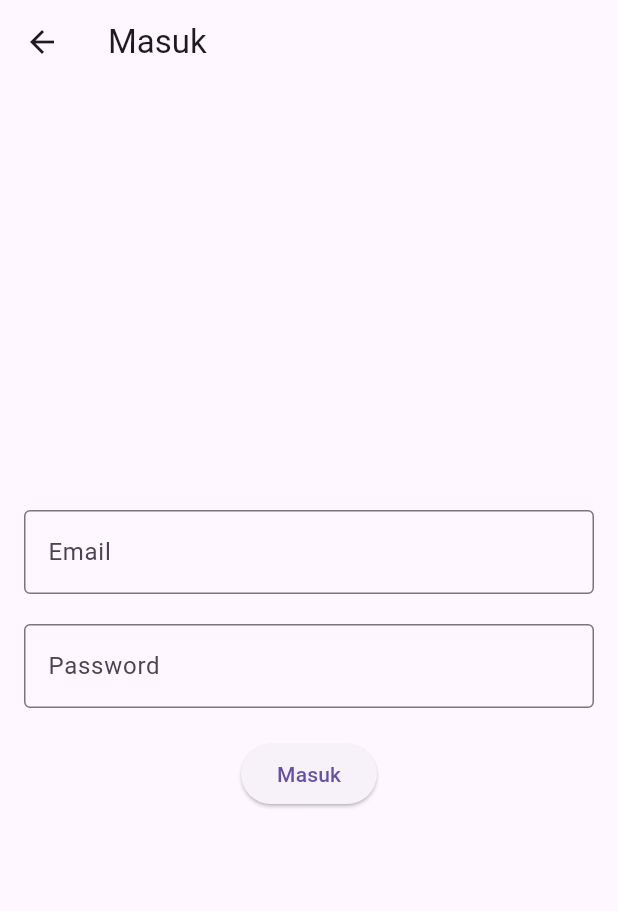
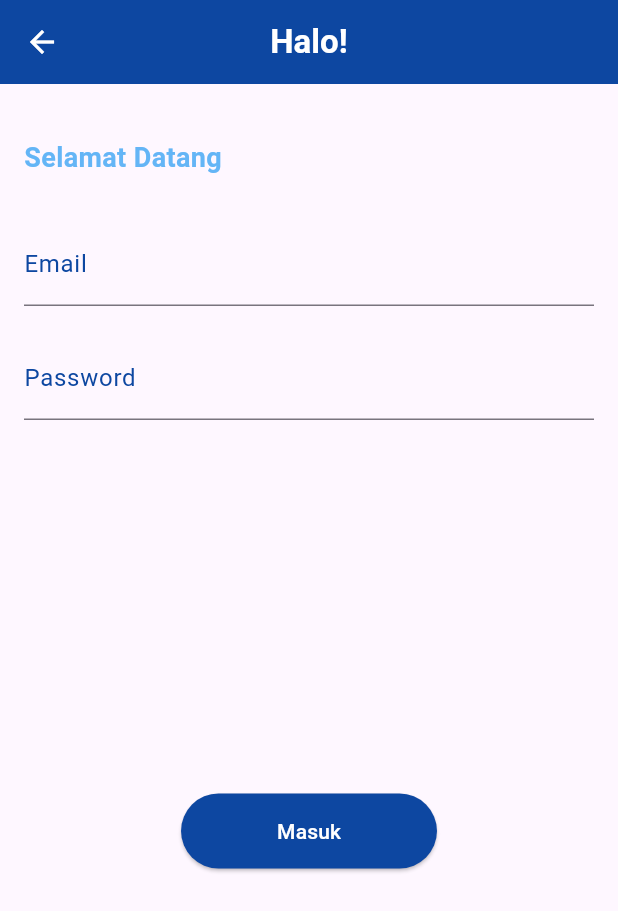
Before and after one commit to farah-bot/medicare, a Flutter app: the screen it shows after launch, after a tap on "Masuk", on a phone screen of 412 x 824 dp. Shown: the top 911 px of the screen. Run offline on Flutter 3.47's test engine with Material 3 defaults, Android fonts, the phone set to English and light mode, and no system bars.

Commit message:
feat : login, register, home

```diff
--- a/lib/screens/choice.dart
+++ b/lib/screens/choice.dart
@@ -12,7 +12,7 @@ class ChoiceScreen extends StatelessWidget {
         child: Column(
           mainAxisAlignment: MainAxisAlignment.center,
           children: [
-            SizedBox(height: MediaQuery.of(context).size.height * 0.6), // Ganti dengan sesuai kebutuhan
+            SizedBox(height: MediaQuery.of(context).size.height * 0.6),
             ElevatedButton(
               onPressed: () {
                 Navigator.push(
@@ -22,15 +22,15 @@ class ChoiceScreen extends StatelessWidget {
               },
               style: ElevatedButton.styleFrom(
                 shape: RoundedRectangleBorder(
-                  borderRadius: BorderRadius.circular(30.0), // Bentuk bulat
+                  borderRadius: BorderRadius.circular(30.0),
                 ),
-                backgroundColor: Colors.blue[900], // Warna biru tua
+                backgroundColor: Colors.blue[900],
               ),
               child: Padding(
                 padding: EdgeInsets.symmetric(horizontal: 40, vertical: 15),
                 child: Text(
                   'Masuk',
-                  style: TextStyle(color: Colors.white), // Warna teks putih
+                  style: TextStyle(color: Colors.white),
                 ),
               ),
             ),
@@ -44,7 +44,7 @@ class ChoiceScreen extends StatelessWidget {
               },
               style: ElevatedButton.styleFrom(
                 shape: RoundedRectangleBorder(
-                  borderRadius: BorderRadius.circular(30.0), // Bentuk bulat
+                  borderRadius: BorderRadius.circular(30.0),
                 ),
                 backgroundColor: Color(0xFFE9F6FE),
               ),
--- /dev/null
+++ b/lib/screens/home.dart
@@ -0,0 +1,15 @@
+import 'package:flutter/material.dart';
+
+class HomeScreen extends StatelessWidget {
+  @override
+  Widget build(BuildContext context) {
+    return Scaffold(
+      appBar: AppBar(
+        title: Text('Home'),
+      ),
+      body: Center(
+        child: Text('Selamat datang di Home Page!'),
+      ),
+    );
+  }
+}
--- a/lib/screens/login.dart
+++ b/lib/screens/login.dart
@@ -1,39 +1,96 @@
 import 'package:flutter/material.dart';
+import 'home.dart';
 
 class LoginScreen extends StatelessWidget {
+  final TextEditingController emailController = TextEditingController();
+  final TextEditingController passwordController = TextEditingController();
+
   @override
   Widget build(BuildContext context) {
     return Scaffold(
       appBar: AppBar(
-        title: Text('Masuk'),
+        backgroundColor: Colors.blue[900],
+        centerTitle: true,
+        title: Text(
+          'Halo!',
+          style: TextStyle(color: Colors.white, fontWeight: FontWeight.bold),
         ),
-      body: Padding(
-        padding: EdgeInsets.all(16.0),
+        leading: IconButton(
+          icon: Icon(Icons.arrow_back, color: Colors.white),
+          onPressed: () {
+            Navigator.pop(context);
+          },
+        ),
+      ),
+      body: Center(
+        child: Padding(
+          padding: const EdgeInsets.all(16.0),
           child: Column(
-          mainAxisAlignment: MainAxisAlignment.center,
+            mainAxisAlignment: MainAxisAlignment.start,
+            crossAxisAlignment: CrossAxisAlignment.start,
             children: [
+              SizedBox(height: 20),
+              Text(
+                'Selamat Datang',
+                style: TextStyle(fontSize: 18, fontWeight: FontWeight.bold, color: Colors.blue[300]),
+                textAlign: TextAlign.left,
+              ),
+              SizedBox(height: 30),
               TextField(
+                controller: emailController,
                 decoration: InputDecoration(
                   labelText: 'Email',
-                border: OutlineInputBorder(),
+                  labelStyle: TextStyle(color: Colors.blue[900]),
+                  focusedBorder: UnderlineInputBorder(
+                    borderSide: BorderSide(color: Color.fromARGB(255, 3, 47, 113)),
                   ),
+                ),
+                cursorColor: Colors.blue[900],
+                style: TextStyle(color: Colors.blue[300]),
               ),
               SizedBox(height: 20),
               TextField(
+                controller: passwordController,
                 obscureText: true,
                 decoration: InputDecoration(
                   labelText: 'Password',
-                border: OutlineInputBorder(),
+                  labelStyle: TextStyle(color: Colors.blue[900]),
+                  focusedBorder: UnderlineInputBorder(
+                    borderSide: BorderSide(color: Color.fromARGB(255, 5, 48, 113)),
                   ),
                 ),
+                cursorColor: Colors.blue[900],
+                style: TextStyle(color: Colors.blue[300]),
+              ),
               SizedBox(height: 20),
-            ElevatedButton(
+              Expanded(
+                child: Center(
+                  child: ElevatedButton(
                     onPressed: () {
-                // Implementasi logika masuk
+                      Navigator.pushReplacement(
+                        context,
+                        MaterialPageRoute(builder: (context) => HomeScreen()),
+                      );
                     },
-              child: Text('Masuk'),
+                    style: ElevatedButton.styleFrom(
+                      shape: RoundedRectangleBorder(
+                        borderRadius: BorderRadius.circular(30.0),
+                      ),
+                      backgroundColor: Colors.blue[900],
+                    ),
+                    child: Padding(
+                      padding: EdgeInsets.symmetric(horizontal: 40, vertical: 15),
+                      child: Text(
+                        'Masuk',
+                        style: TextStyle(color: Colors.white),
+                      ),
+                    ),
+
+                  ),
+                ),
               ),
             ],
+          ),
         ),
       ),
     );
--- a/lib/screens/register.dart
+++ b/lib/screens/register.dart
@@ -37,7 +37,7 @@ class RegisterScreen extends StatelessWidget {
             SizedBox(height: 20),
             ElevatedButton(
               onPressed: () {
-                // Implementasi logika daftar
+
               },
               child: Text('Daftar'),
             ),
```
Lines whose indentation alone changed are shown as unchanged.
